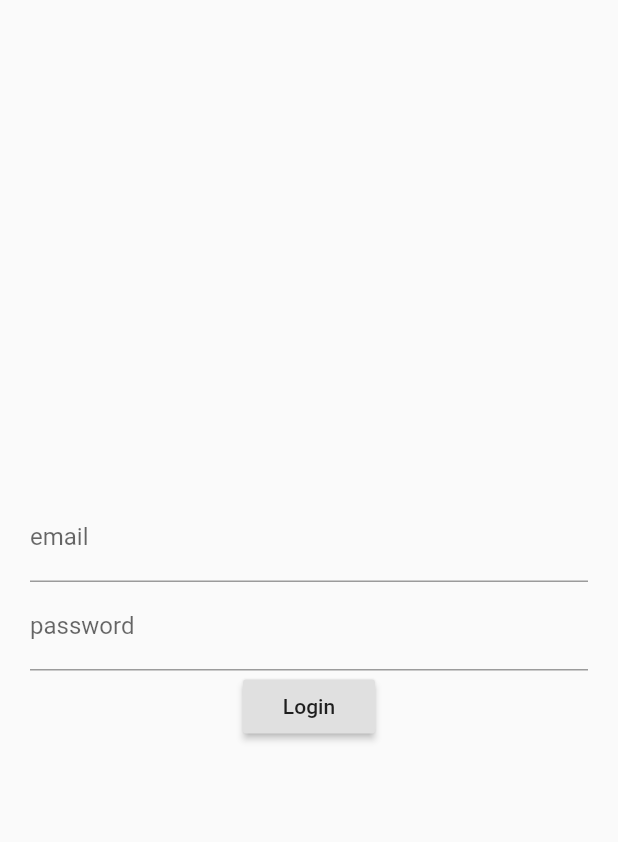
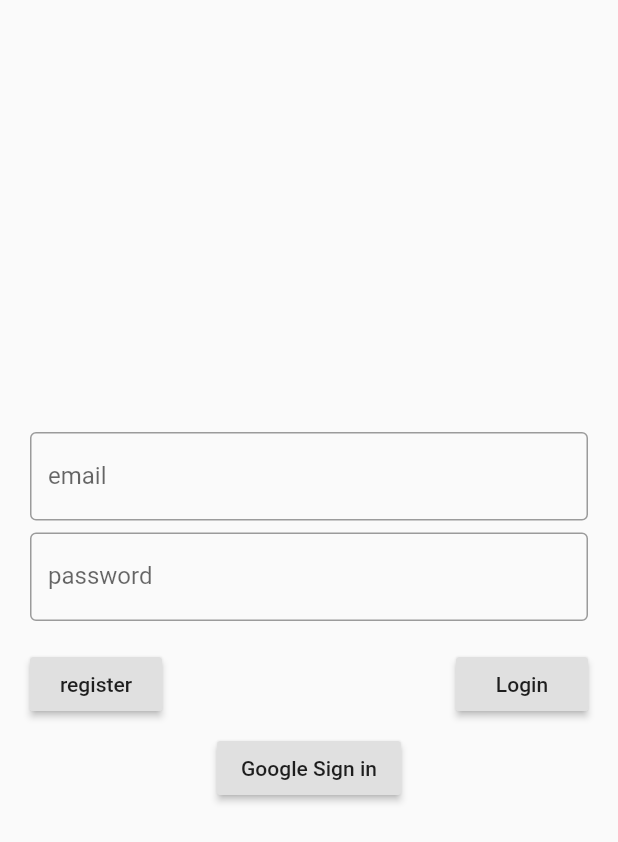
Before and after one commit to d13nunes/Polls, a Flutter app: the screen it shows after launch, on a phone screen of 412 x 824 dp. Shown: the top 842 px of the screen. Run offline on Flutter 3.47's test engine with Material 2 defaults, Android fonts, the phone set to English and light mode, and no system bars; our stand-ins replace firebase_auth, google_sign_in, rxdart; missing offline and left inert: firebase_performance; accounts and stored records are empty.

Commit message:
add login, registration, and google sign in

```diff
--- a/polls/lib/business/user/user_bloc.dart
+++ b/polls/lib/business/user/user_bloc.dart
@@ -4,55 +4,85 @@
 // https://opensource.org/licenses/MIT
 
 import 'dart:async';
+import 'package:polls/debug/logger.dart';
 import 'package:rxdart/subjects.dart';
 import 'package:polls/models/user.dart';
 import 'package:firebase_auth/firebase_auth.dart';
+import 'package:google_sign_in/google_sign_in.dart';
 
 // TODO: Wrap FirebaseAuth in a interface in order to respect separation of concerns
 final FirebaseAuth _auth = FirebaseAuth.instance;
 
-class LogUser {
+class DoGoogleSignIn {}
+
+class SignInEmailPassword {
   final String email;
   final String password;
 
-  LogUser(this.email, this.password);
+  SignInEmailPassword(this.email, this.password);
+}
+
+class LogInEmailPassword {
+  final String email;
+  final String password;
+
+  LogInEmailPassword(this.email, this.password);
 }
 
 class UserBloc {
-  final User _user = User();
   final BehaviorSubject<User> _userSubject =
       BehaviorSubject<User>(seedValue: null);
 
   final BehaviorSubject<bool> _isLoged =
-      BehaviorSubject<bool>(seedValue: false);
+      BehaviorSubject<bool>(seedValue: _auth.currentUser() != null);
 
   final BehaviorSubject<bool> _isLoggin =
       BehaviorSubject<bool>(seedValue: false);
 
-  final StreamController<LogUser> _logUserController =
-      StreamController<LogUser>();
+  final StreamController<LogInEmailPassword> _logUserController =
+      StreamController<LogInEmailPassword>();
+  final StreamController<SignInEmailPassword> _regiterUserController =
+      StreamController<SignInEmailPassword>();
+
+  final StreamController<DoGoogleSignIn> _googleSignInController =
+      StreamController<DoGoogleSignIn>();
 
   UserBloc() {
     _logUserController.stream.listen(onLogin);
-    // //Is this a good pratice? maybe not
-    // //TODO: Check how dart ctor handles async code
-    // _auth.currentUser().then(onCurrentUser);
+    _regiterUserController.stream.listen(onRegister);
+    _googleSignInController.stream.listen(onGoogleSignIn);
   }
 
-  Sink<LogUser> get logUser => _logUserController.sink;
+  Sink<LogInEmailPassword> get logUser => _logUserController.sink;
+  Sink<SignInEmailPassword> get registerUser => _regiterUserController.sink;
+  Sink<DoGoogleSignIn> get googleSignIn => _googleSignInController.sink;
 
   Stream<User> get user => _userSubject.stream;
   Stream<bool> get isLoged => _isLoged.stream;
   Stream<bool> get isLoggin => _isLoggin.stream;
 
-  Future onLogin(LogUser logUser) async {
+  Future onLogin(LogInEmailPassword logUser) async {
     _isLoggin.add(true);
     try {
-      print("email:${logUser.email} pass:${logUser.password}");
       var user = await _auth.createUserWithEmailAndPassword(
         email: logUser.email,
         password: logUser.password,
       );
+      log(name: "user loged", value: "success");
+    } catch (e) {
+      log(name: "user loged with error", value: e.toString());
+    }
+    _isLoggin.add(false);
+  }
+
+  Future onRegister(SignInEmailPassword registerUser) async {
+    _isLoggin.add(true);
+    try {
+      var user = await _auth.signInWithEmailAndPassword(
+        email: registerUser.email,
+        password: registerUser.password,
+      );
+      log(name: "register user", value: "success");
       if (user != null) {
         _isLoged.add(true);
         _userSubject.add(User(
@@ -61,24 +91,25 @@ class UserBloc {
         ));
       }
     } catch (e) {
-      print("error on login $e");
+      log(name: "register user with error", value: e.toString());
     }
     _isLoggin.add(false);
   }
 
-  // void onCurrentUser(FirebaseUser fuser) {
-  //   if (fuser != null) {
-  //     logUser.add(LogUser(
-  //       id: fuser.getIdToken(),
-  //       name: fuser.displayName,
-  //     ));
-  //   }
-  // }
-
-  void dispose() {
-    _userSubject.close();
-    _isLoged.close();
-    _isLoggin.close();
-    _logUserController.close();
+  Future onGoogleSignIn(DoGoogleSignIn event) async {
+    GoogleSignInAccount googleUser = await GoogleSignIn().signIn();
+    GoogleSignInAuthentication googleAuth = await googleUser.authentication;
+    FirebaseUser user = await _auth.signInWithGoogle(
+      accessToken: googleAuth.accessToken,
+      idToken: googleAuth.idToken,
+    );
+    void dispose() {
+      _userSubject.close();
+      _isLoged.close();
+      _isLoggin.close();
+      _logUserController.close();
+      _regiterUserController.close();
+      _googleSignInController.close();
+    }
   }
 }
--- a/polls/lib/ui/app/app.dart
+++ b/polls/lib/ui/app/app.dart
@@ -5,12 +5,14 @@
 
 import 'package:flutter/material.dart';
 import 'package:polls/business/user/user_provider.dart';
+import 'package:polls/debug/logger.dart';
 import 'package:polls/ui/pages/login_page.dart';
 
 class App extends StatelessWidget {
   // This widget is the root of your application.
   @override
   Widget build(BuildContext context) {
+    startLogger();
     return new UserProvider(
       child: MaterialApp(
         title: 'Flutter Demo',
--- a/polls/lib/ui/pages/login_page.dart
+++ b/polls/lib/ui/pages/login_page.dart
@@ -29,26 +29,76 @@ class _LoginPageState extends State<LoginPage> {
           child: Column(
             mainAxisAlignment: MainAxisAlignment.center,
             children: <Widget>[
-              TextField(
-                decoration: InputDecoration(labelText: "email"),
+              new Padding(
+                padding: const EdgeInsets.only(bottom: 8.0),
+                child: TextField(
+                  decoration:
+                      _buildInputDecoration(context, placeholder: "email"),
                   onChanged: (t) => email = t,
                 ),
-              TextField(
-                decoration: InputDecoration(labelText: "password"),
+              ),
+              new Padding(
+                padding: const EdgeInsets.only(bottom: 18.0),
+                child: TextField(
+                  decoration:
+                      _buildInputDecoration(context, placeholder: "password"),
                   onChanged: (t) => password = t,
                   obscureText: true,
                 ),
+              ),
+              new Column(
+                children: <Widget>[
+                  Row(
+                    mainAxisAlignment: MainAxisAlignment.spaceBetween,
+                    children: <Widget>[
                       RaisedButton(
-                child: Text("Login"),
-                onPressed: () => userBloc.logUser.add(new LogUser(
+                        child: Text("register"),
+                        onPressed: () =>
+                            userBloc.registerUser.add(new SignInEmailPassword(
                               email.trim().toLowerCase(),
                               password,
                             )),
+                      ),
+                      RaisedButton(
+                        child: Text("Login"),
+                        onPressed: () =>
+                            userBloc.logUser.add(new LogInEmailPassword(
+                              email.trim().toLowerCase(),
+                              password,
+                            )),
+                      ),
+                    ],
+                  ),
+                  new Padding(
+                    padding: const EdgeInsets.only(top: 8.0),
+                    child: Center(
+                      child: RaisedButton(
+                        child: Text(
+                          "Google Sign in",
+                        ),
+                        onPressed: () =>
+                            userBloc.googleSignIn.add(DoGoogleSignIn()),
+                      ),
+                    ),
+                  ),
+                ],
               )
             ],
           ),
         ),
       ),
+    );
+  }
+
+  InputDecoration _buildInputDecoration(BuildContext context,
+      {String placeholder}) {
+    return InputDecoration(
+      labelText: placeholder,
+      border: OutlineInputBorder(
+          borderSide: BorderSide(
+              color: Theme.of(context).primaryColor,
+              width: 1.0,
+              style: BorderStyle.solid)),
     );
   }
 
--- a/polls/pubspec.yaml
+++ b/polls/pubspec.yaml
@@ -8,10 +8,12 @@ dependencies:
   # The following adds the Cupertino Icons font to your application.
   # Use with the CupertinoIcons class for iOS style icons.
   cupertino_icons: ^0.1.0
+  rxdart: any
 
   firebase_auth: ^0.5.9
-  rxdart: any
+  google_sign_in: ^3.0.3
   firebase_performance: ^0.0.1
+
 
 dev_dependencies:
   flutter_test:
```
Also changed, not shown: 2 other files. Lines whose indentation alone changed are shown as unchanged.
